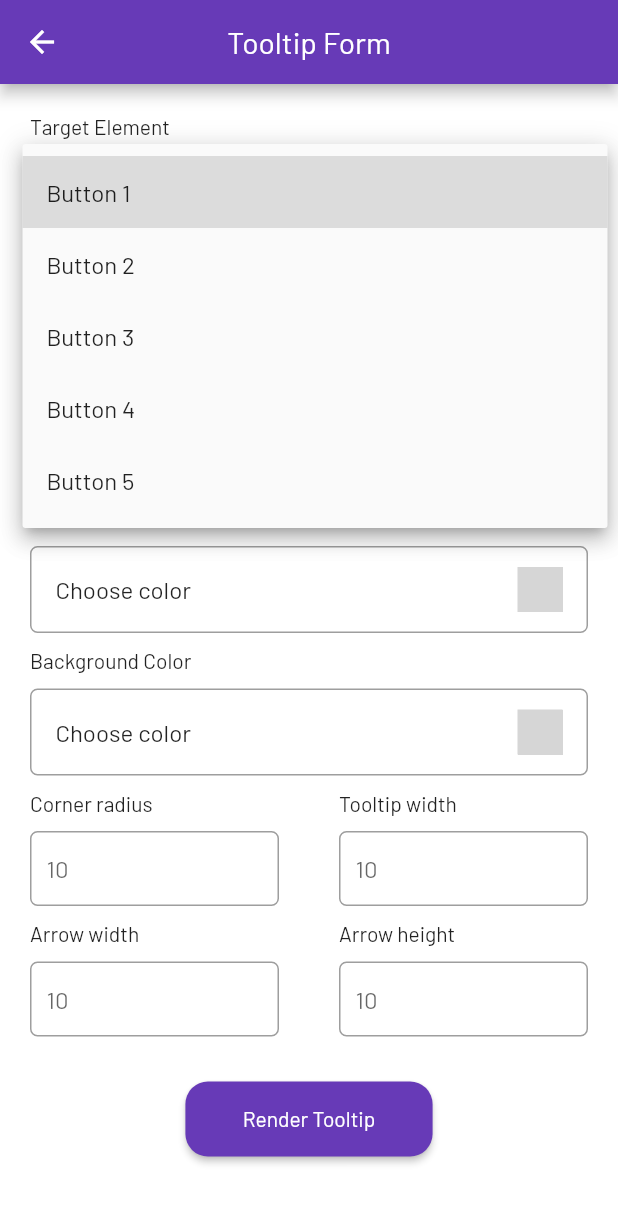
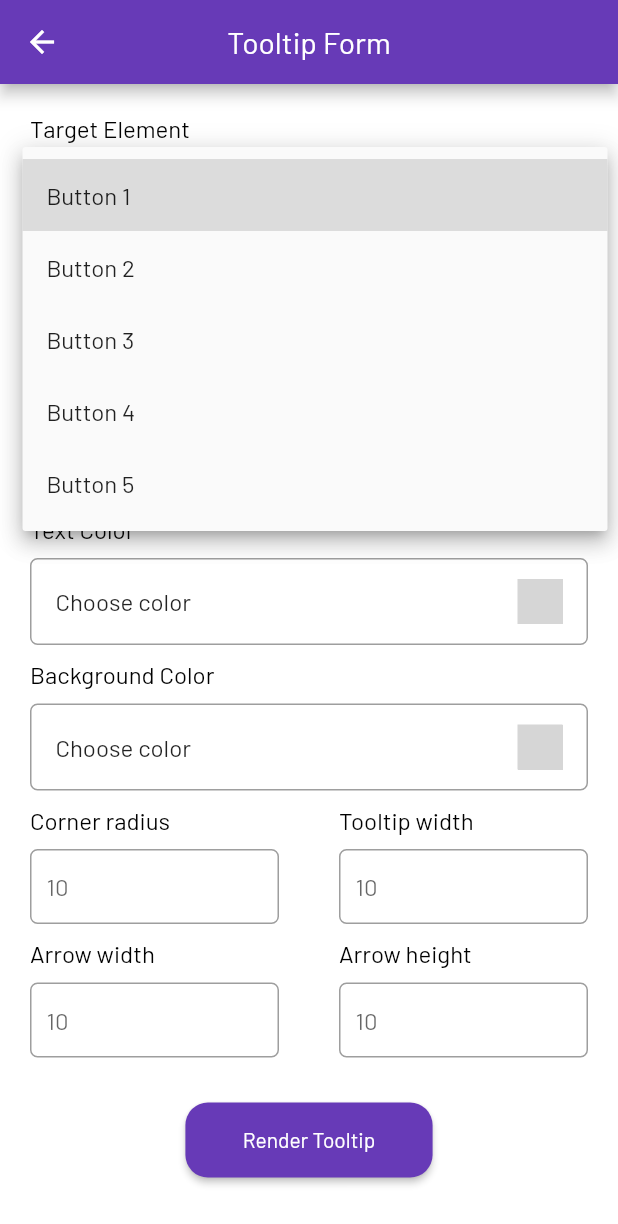
Before and after one commit to aadityaagrawal/Customizable-Tooltip-Application, a Flutter app: the screen it shows after launch, after a tap on "Choose the button", on a phone screen of 412 x 824 dp. Shown: the top 1224 px of the screen. Run offline on Flutter 3.47's test engine with Material 2 defaults, Android fonts, the phone set to English and light mode, and no system bars; our stand-ins replace loading_animation_widget, sqflite; missing offline and left inert: flex_color_picker; accounts and stored records are empty; grey boxes are pictures that could not be loaded.

Commit message:
Documentation added

```diff
--- a/lib/config/app_data.dart
+++ b/lib/config/app_data.dart
@@ -1,5 +1,5 @@
 class AppData {
-  bool printBool = true;
+  bool printBool = false;
   int numberOfBoxes = 5;
   String dbName = "tooltipdatabase.db";
   String tableName = "TOOLTIP";
--- a/lib/config/app_theme.dart
+++ b/lib/config/app_theme.dart
@@ -3,8 +3,10 @@ import 'package:flutter/services.dart';
 
 ThemeData AppTheme() {
   return ThemeData(
-    fontFamily: 'Barlow',
+      fontFamily: 'Barlow',
       scaffoldBackgroundColor: Colors.white,
       primaryColor: const Color(0XFF673ab7),
-          );
+      textTheme: const TextTheme(
+          displayMedium: TextStyle(
+              fontSize: 16, fontWeight: FontWeight.w500, color: Colors.black)));
 }
--- a/lib/controller/form_controller.dart
+++ b/lib/controller/form_controller.dart
@@ -1,12 +1,13 @@
 import 'package:flutter/material.dart';
 
+
+/// A class for managing state and text editing controllers related to tooltip settings form.
 class ToolTipFormState extends ChangeNotifier {
   final TextEditingController tipTextController = TextEditingController();
   final TextEditingController sizeController = TextEditingController();
   final TextEditingController paddingController = TextEditingController();
   final TextEditingController textColorController = TextEditingController();
-  final TextEditingController backgroundColorController =
-      TextEditingController();
+  final TextEditingController backgroundColorController = TextEditingController();
   final TextEditingController tipRadiusController = TextEditingController();
   final TextEditingController tipWidthController = TextEditingController();
   final TextEditingController arrowWidthController = TextEditingController();
--- a/lib/main.dart
+++ b/lib/main.dart
@@ -18,8 +18,6 @@ class MyApp extends StatelessWidget {
       theme: AppTheme(),
       initialRoute: AppRoutes.splash,
       routes: AppRoutes.routes,
-
-
       scrollBehavior: const ScrollBehavior().copyWith(overscroll: false),
     );
   }
--- a/lib/model/tip_model.dart
+++ b/lib/model/tip_model.dart
@@ -25,6 +25,7 @@ class TipModel {
     required this.arrowHeight,
   });
 
+  /// Converts the [TipModel] object to a map for database storage.
   Map<String, dynamic> toMap() {
     return {
       'id': id,
@@ -41,6 +42,7 @@ class TipModel {
     };
   }
 
+  /// Creates a [TipModel] object from a map retrieved from the database.
   factory TipModel.fromMap(Map<String, dynamic> map) {
     return TipModel(
       id: map['id'],
--- a/lib/screen/add_tooltip_screen.dart
+++ b/lib/screen/add_tooltip_screen.dart
@@ -6,6 +6,8 @@ import 'package:trektip/model/tip_model.dart';
 import 'package:trektip/widget/action_button_widget.dart';
 import '../widget/text_field_widget.dart';
 import 'package:flex_color_picker/flex_color_picker.dart';
+
+/// A form for creating or updating tooltip settings.
 
 class ToolTipForm extends StatefulWidget {
   final bool isUpdateTip;
@@ -19,12 +21,15 @@ class ToolTipForm extends StatefulWidget {
 class _ToolTipFormState extends State<ToolTipForm> {
   List<Color?> dialogPickerColor = [null, null];
   final _formKey = GlobalKey<FormState>();
-  int n = 5;
+
+  /// Generating the dropdown options depending on [numberOfBoxes] value
   List<String> dropdownOptions =
       List.generate(AppData().numberOfBoxes, (index) => 'Button ${index + 1}');
+
   String? selectedOption;
   late ToolTipFormState _formState;
 
+  /// Check wether the dropdown is empty or not
   dynamic dropdownValidator(dynamic value) {
     if (value == null || value.isEmpty) {
       return 'Please select a target element';
@@ -121,7 +126,10 @@ class _ToolTipFormState extends State<ToolTipForm> {
                 Column(
                   crossAxisAlignment: CrossAxisAlignment.start,
                   children: [
-                    const Text("Target Element"),
+                    Text(
+                      "Target Element",
+                      style: Theme.of(context).textTheme.displayMedium,
+                    ),
                     const SizedBox(
                       height: 10,
                     ),
@@ -155,7 +163,10 @@ class _ToolTipFormState extends State<ToolTipForm> {
                     const SizedBox(
                       height: 10,
                     ),
-                    const Text('Tooltip Text'),
+                    Text(
+                      'Tooltip Text',
+                      style: Theme.of(context).textTheme.displayMedium,
+                    ),
                     const SizedBox(
                       height: 10,
                     ),
@@ -172,7 +183,10 @@ class _ToolTipFormState extends State<ToolTipForm> {
                     child: Column(
                       crossAxisAlignment: CrossAxisAlignment.start,
                       children: [
-                        const Text('Text Size'),
+                        Text(
+                          'Text Size',
+                          style: Theme.of(context).textTheme.displayMedium,
+                        ),
                         const SizedBox(
                           height: 10,
                         ),
@@ -189,7 +203,10 @@ class _ToolTipFormState extends State<ToolTipForm> {
                     child: Column(
                       crossAxisAlignment: CrossAxisAlignment.start,
                       children: [
-                        const Text('Padding'),
+                        Text(
+                          'Padding',
+                          style: Theme.of(context).textTheme.displayMedium,
+                        ),
                         const SizedBox(
                           height: 10,
                         ),
@@ -206,7 +223,10 @@ class _ToolTipFormState extends State<ToolTipForm> {
                 Column(
                   crossAxisAlignment: CrossAxisAlignment.start,
                   children: [
-                    const Text('Text Color'),
+                    Text(
+                      'Text Color',
+                      style: Theme.of(context).textTheme.displayMedium,
+                    ),
                     const SizedBox(
                       height: 10,
                     ),
@@ -257,7 +277,10 @@ class _ToolTipFormState extends State<ToolTipForm> {
                 Column(
                   crossAxisAlignment: CrossAxisAlignment.start,
                   children: [
-                    const Text('Background Color'),
+                    Text(
+                      'Background Color',
+                      style: Theme.of(context).textTheme.displayMedium,
+                    ),
                     const SizedBox(
                       height: 10,
                     ),
@@ -309,7 +332,10 @@ class _ToolTipFormState extends State<ToolTipForm> {
                     child: Column(
                       crossAxisAlignment: CrossAxisAlignment.start,
                       children: [
-                        const Text('Corner radius'),
+                        Text(
+                          'Corner radius',
+                          style: Theme.of(context).textTheme.displayMedium,
+                        ),
                         const SizedBox(
                           height: 10,
                         ),
@@ -326,7 +352,10 @@ class _ToolTipFormState extends State<ToolTipForm> {
                     child: Column(
                       crossAxisAlignment: CrossAxisAlignment.start,
                       children: [
-                        const Text('Tooltip width'),
+                        Text(
+                          'Tooltip width',
+                          style: Theme.of(context).textTheme.displayMedium,
+                        ),
                         const SizedBox(
                           height: 10,
                         ),
@@ -345,7 +374,10 @@ class _ToolTipFormState extends State<ToolTipForm> {
                     child: Column(
                       crossAxisAlignment: CrossAxisAlignment.start,
                       children: [
-                        const Text('Arrow width'),
+                        Text(
+                          'Arrow width',
+                          style: Theme.of(context).textTheme.displayMedium,
+                        ),
                         const SizedBox(
                           height: 10,
                         ),
@@ -362,7 +394,10 @@ class _ToolTipFormState extends State<ToolTipForm> {
                     child: Column(
                       crossAxisAlignment: CrossAxisAlignment.start,
                       children: [
-                        const Text('Arrow height'),
+                        Text(
+                          'Arrow height',
+                          style: Theme.of(context).textTheme.displayMedium,
+                        ),
                         const SizedBox(
                           height: 10,
                         ),
--- a/lib/screen/home_screen.dart
+++ b/lib/screen/home_screen.dart
@@ -3,7 +3,6 @@ import 'package:trektip/config/app_data.dart';
 import 'package:trektip/controller/db_controller.dart';
 import 'package:trektip/model/tip_model.dart';
 import 'package:trektip/widget/custom_tool_tip_home_screen_button.dart';
-import 'package:trektip/widget/home_screen_button_widget.dart';
 
 class HomeScreen extends StatefulWidget {
   const HomeScreen({super.key});
@@ -29,6 +28,8 @@ class _HomeScreenState extends State<HomeScreen> {
     currentIndex = 0;
   }
 
+  /// Code to show built tooltips
+
   // void addWidgetToCurrentList(List<TipModel> tipData) {
   //   for (int i = 0; i < AppData().numberOfBoxes; i++) {
   //     if (widgetLists.length <= currentIndex) {
@@ -43,6 +44,10 @@ class _HomeScreenState extends State<HomeScreen> {
   //   }
   // }
 
+  /// Code to show customised tooltip
+  ///
+  /// To show the tooltip longpress on the button
+  /// To exit the tooltip tap on the button
   void addWidgetToCurrentList(List<TipModel> tipData) {
     for (int i = 0; i < AppData().numberOfBoxes; i++) {
       if (widgetLists.length <= currentIndex) {
@@ -92,7 +97,8 @@ class _HomeScreenState extends State<HomeScreen> {
             return const CircularProgressIndicator();
           } else {
             return Container(
-              margin: const EdgeInsets.all(20.0),
+              color: Colors.black.withOpacity(0.25),
+              padding: const EdgeInsets.all(20.0),
               child: Column(
                 mainAxisAlignment: MainAxisAlignment.spaceBetween,
                 children: widgetLists.asMap().entries.map(
--- a/lib/screen/splash_screen.dart
+++ b/lib/screen/splash_screen.dart
@@ -26,8 +26,10 @@ class _SplashScreenState extends State<SplashScreen> {
 
     tipDetails = await DbController().getData();
     if (tipDetails.isEmpty) {
+      /// Will directly take us to addTip page in case the user does not added any tooltip information
       Navigator.pushReplacementNamed(context, "/addTip");
     } else {
+      /// Will directly take us to home screen page in case the user is added any tooltip info
       Navigator.pushReplacementNamed(context, "/");
     }
   }
--- a/lib/widget/action_button_widget.dart
+++ b/lib/widget/action_button_widget.dart
@@ -1,5 +1,6 @@
+import 'package:flutter/material.dart';
 
-import 'package:flutter/material.dart';
+/// Button for the add form page
 
 class ActionButtons extends StatelessWidget {
   final Color buttonColor;
@@ -25,7 +26,8 @@ class ActionButtons extends StatelessWidget {
         onPressed: onTap,
         child: Text(
           buttonText,
-          )),
+        ),
+      ),
     );
   }
 }
--- a/lib/widget/custom_tool_tip_home_screen_button.dart
+++ b/lib/widget/custom_tool_tip_home_screen_button.dart
@@ -39,21 +39,27 @@ class CustomButtonForCustomToolTip extends StatelessWidget {
             child: ElevatedButton(
               style: ElevatedButton.styleFrom(
                 minimumSize: Size(MediaQuery.of(context).size.width * 0.3, 30),
-                padding: const EdgeInsets.all(20),
-                backgroundColor: Theme.of(context).primaryColor,
+                padding: const EdgeInsets.all(15),
+                backgroundColor: Colors.white,
               ),
               onPressed: () {},
-              child: Text("Button ${index + 1}"),
+              child: Text(
+                "Button ${index + 1}",
+                style: Theme.of(context).textTheme.displayMedium,
+              ),
             ),
           )
         : ElevatedButton(
             style: ElevatedButton.styleFrom(
               minimumSize: Size(MediaQuery.of(context).size.width * 0.3, 30),
-              padding: const EdgeInsets.all(20),
-              backgroundColor: Theme.of(context).primaryColor,
+              padding: const EdgeInsets.all(15),
+              backgroundColor: Colors.white,
             ),
             onPressed: () {},
-            child: Text("Button ${index + 1}"),
+            child: Text(
+              "Button ${index + 1}",
+              style: Theme.of(context).textTheme.displayMedium,
+            ),
           );
   }
 }
--- a/pubspec.yaml
+++ b/pubspec.yaml
@@ -38,6 +38,7 @@ dependencies:
   loading_animation_widget:
   sqflite: ^2.3.0
   flex_color_picker: ^3.3.0
+  path :
 
 
 
```
Also changed, not shown: lib/controller/db_controller.dart (+8 -0 lines), lib/screen/edit_tooltip_screen.dart (+8 -8 lines), lib/widget/home_screen_button_widget.dart (+11 -8 lines), lib/widget/tooltip_widget.dart (+36 -16 lines), output_images/Home Screen.png (added), output_images/Tooltip database 1.png (added), output_images/Tooltip database 2.png (added), output_images/add tooltip form.png (added), output_images/update tooltip form.png (added), pubspec.lock. Lines whose indentation alone changed are shown as unchanged.
